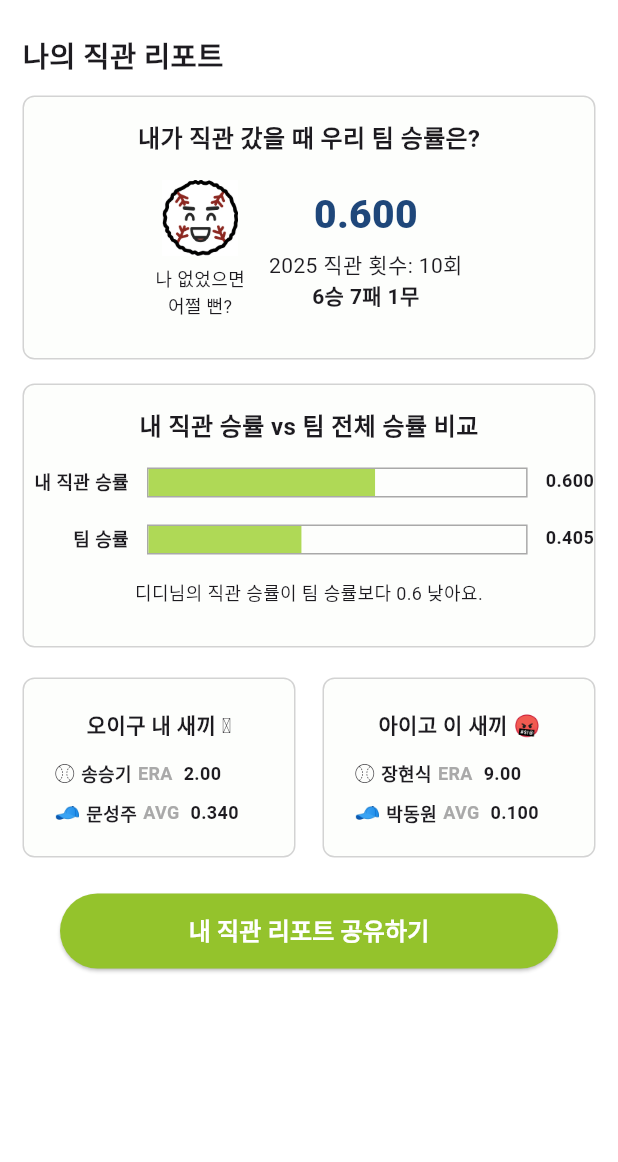
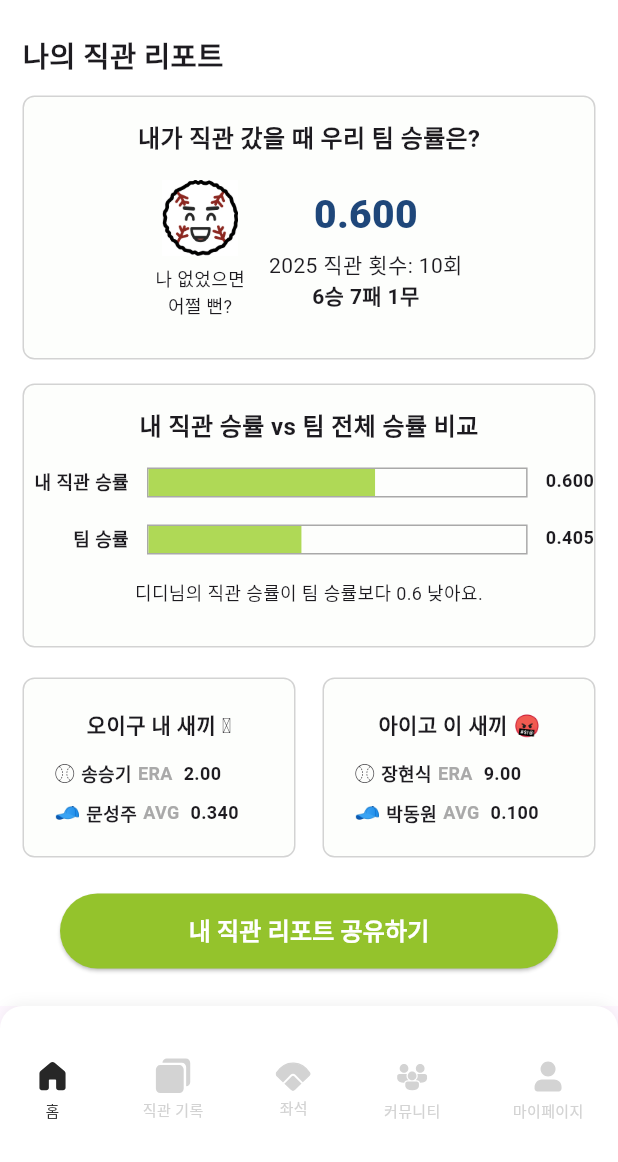
Before and after one commit to InningLog/InningLog_FE, a Flutter app: the screen it shows after launch, after a tap on "나의 직관 리포트", on a phone screen of 412 x 824 dp, the part 74-1236 px from its top. Run offline on Flutter 3.47's test engine with Material 3 defaults, Android fonts, the phone set to English and light mode, and no system bars; our stand-ins replace flutter_svg, go_router, image_picker, shared_preferences, table_calendar; Roboto replaces fonts that are missing (MBC1961GulimOTF, Pretendard, omyu pretty); project files that could hold a hidden picture were left out.

```diff
--- a/lib/main.dart
+++ b/lib/main.dart
@@ -1,33 +1,69 @@
 import 'package:flutter/material.dart';
-import 'package:flutter_localizations/flutter_localizations.dart'; // 추가!
+import 'package:flutter_localizations/flutter_localizations.dart';
+import 'package:go_router/go_router.dart';
 import 'package:inninglog/navigation/main_navigation.dart';
+import 'package:inninglog/screens/add_diary_page.dart';
+import 'package:inninglog/screens/add_seat_page.dart';
 import 'package:inninglog/screens/splash_screen.dart';
 import 'package:inninglog/screens/onboarding_screen.dart';
-
+import 'package:inninglog/screens/home_page.dart';
+import 'package:inninglog/screens/diary_page.dart';
+import 'package:inninglog/screens/seat_page.dart';
+import 'package:inninglog/screens/board_page.dart';
+import 'package:inninglog/screens/my_page.dart';
 
 void main() {
   runApp(const InningLogApp());
 }
+
+final _rootNavigatorKey = GlobalKey<NavigatorState>();
+final _shellNavigatorKey = GlobalKey<NavigatorState>();
+
+final GoRouter _router = GoRouter(
+  navigatorKey: _rootNavigatorKey,
+  initialLocation: '/splash',
+  routes: [
+    /// GNB 없는 화면들
+    GoRoute(path: '/splash', builder: (_, __) => const SplashScreen()),
+    GoRoute(path: '/onboarding', builder: (_, __) => const OnboardingScreen()),
+    GoRoute(path: '/adddiary', builder: (_, __) => const AddDiaryPage()),
+    GoRoute(path: '/addseat', builder: (_, __) => const AddSeatPage()),
+
+
+    /// GNB 있는 ShellRoute
+    ShellRoute(
+      navigatorKey: _shellNavigatorKey,
+      builder: (context, state, child) {
+        return MainNavigation(child: child); // ✅ 아래에서 정의할 MainNavigation
+      },
+      routes: [
+        GoRoute(path: '/home', builder: (_, __) => const HomePage()),
+        GoRoute(path: '/diary', builder: (_, __) => const DiaryPage()),
+        GoRoute(path: '/seat', builder: (_, __) => const SeatPage()),
+        GoRoute(path: '/board', builder: (_, __) => const BoardPage()),
+        GoRoute(path: '/mypage', builder: (_, __) => const MyPage()),
+      ],
+    ),
+  ],
+);
 
 class InningLogApp extends StatelessWidget {
   const InningLogApp({super.key});
 
   @override
   Widget build(BuildContext context) {
-    return MaterialApp(
+    return MaterialApp.router(
       title: 'InningLog',
       debugShowCheckedModeBanner: false,
-      localizationsDelegates: [ // 추가
+      localizationsDelegates: const [
         GlobalMaterialLocalizations.delegate,
         GlobalWidgetsLocalizations.delegate,
         GlobalCupertinoLocalizations.delegate,
       ],
-      supportedLocales: [ // 추가
-        const Locale('ko', 'KR'),
+      supportedLocales: const [
+        Locale('ko', 'KR'),
       ],
-      home: const SplashScreen(),
-
+      routerConfig: _router, // go_router 연결
     );
-
   }
 }
--- a/lib/navigation/main_navigation.dart
+++ b/lib/navigation/main_navigation.dart
@@ -6,30 +6,22 @@ import '../screens/board_page.dart';
 import '../screens/my_page.dart';
 import '../screens/seat_page.dart';
 import 'package:inninglog/navigation/main_navigation.dart';
+import 'package:go_router/go_router.dart';
 
 
-class MainNavigation extends StatefulWidget {
-  const MainNavigation({super.key});
+class MainNavigation extends StatelessWidget {
+  final Widget child;
+  const MainNavigation({super.key, required this.child});
 
-  @override
-  State<MainNavigation> createState() => _MainNavigationState();
-}
-
-class _MainNavigationState extends State<MainNavigation> {
-  int _currentIndex = 0;
-
-  final List<Widget> _pages = const [
-    HomePage(),
-    DiaryPage(),
-    SeatPage(),
-    BoardPage(),
-    MyPage(),
-  ];
+  static const List<String> _routes = ['/home', '/diary', '/seat', '/board', '/mypage'];
 
   @override
   Widget build(BuildContext context) {
+    final location = GoRouter.of(context).routeInformationProvider.value.location;
+    final currentIndex = _routes.indexWhere((r) => location.startsWith(r));
+
     return Scaffold(
-      body: _pages[_currentIndex],
+      body: child,
       bottomNavigationBar: Container(
         height: 104,
         padding: const EdgeInsets.fromLTRB(23, 18, 23, 10),
@@ -50,28 +42,26 @@ class _MainNavigationState extends State<MainNavigation> {
         child: Row(
           mainAxisAlignment: MainAxisAlignment.spaceBetween,
           children: [
-            _buildTabItem(0, '홈', 'assets/icons/Home_black.svg', 'assets/icons/Home_gray.svg'),
-            _buildTabItem(1, '직관 기록', 'assets/icons/Diary_black.svg', 'assets/icons/Diary_gray.svg'),
-            _buildTabItem(2, '좌석', 'assets/icons/field_black.svg', 'assets/icons/field_gray.svg'),
-            _buildTabItem(3, '커뮤니티', 'assets/icons/Community_black.svg', 'assets/icons/Community_gray.svg'),
-            _buildTabItem(4, '마이페이지', 'assets/icons/Mypage_black.svg', 'assets/icons/Mypage_gray.svg'),
+            _buildTabItem(context, 0, '홈', 'assets/icons/Home_black.svg', 'assets/icons/Home_gray.svg', currentIndex),
+            _buildTabItem(context, 1, '직관 기록', 'assets/icons/Diary_black.svg', 'assets/icons/Diary_gray.svg', currentIndex),
+            _buildTabItem(context, 2, '좌석', 'assets/icons/field_black.svg', 'assets/icons/field_gray.svg', currentIndex),
+            _buildTabItem(context, 3, '커뮤니티', 'assets/icons/Community_black.svg', 'assets/icons/Community_gray.svg', currentIndex),
+            _buildTabItem(context, 4, '마이페이지', 'assets/icons/Mypage_black.svg', 'assets/icons/Mypage_gray.svg', currentIndex),
           ],
         ),
       ),
     );
   }
 
-  Widget _buildTabItem(int index, String label, String selectedIcon, String unselectedIcon) {
-    final isSelected = _currentIndex == index;
+  Widget _buildTabItem(BuildContext context, int index, String label, String selectedIcon, String unselectedIcon, int currentIndex) {
+    final isSelected = index == currentIndex;
+    final route = _routes[index];
     return GestureDetector(
       onTap: () {
-        setState(() {
-          _currentIndex = index;
-        });
+        context.go(route);
       },
       child: Column(
         mainAxisAlignment: MainAxisAlignment.center,
-
         children: [
           SvgPicture.asset(
             isSelected ? selectedIcon : unselectedIcon,
--- a/lib/screens/add_diary_page.dart
+++ b/lib/screens/add_diary_page.dart
@@ -1,5 +1,6 @@
 import 'package:flutter/material.dart';
 import 'package:flutter_svg/flutter_svg.dart';
+import 'package:go_router/go_router.dart';
 import 'package:intl/intl.dart';
 import 'package:image_picker/image_picker.dart';
 import '../app_colors.dart';
@@ -416,10 +417,7 @@ class _AddDiaryPageState extends State<AddDiaryPage> {
                             child: ElevatedButton(
                               onPressed: isFormValid
                                   ? () {
-                                Navigator.push(
-                                  context,
-                                  MaterialPageRoute(builder: (context) => const AddSeatPage()),
-                                );
+                                context.push('/addseat');
                               }
                                   : null,
                               style: ElevatedButton.styleFrom(
--- a/lib/screens/onboarding_page6.dart
+++ b/lib/screens/onboarding_page6.dart
@@ -1,6 +1,7 @@
 import 'package:flutter/material.dart';
 import '../app_colors.dart';
 import '../navigation/main_navigation.dart';
+import 'home_page.dart';
 
 class OnboardingPage6 extends StatefulWidget {
   const OnboardingPage6({super.key});
@@ -173,7 +174,8 @@ class _OnboardingPage6State extends State<OnboardingPage6> {
                   Navigator.pushReplacement(
                     context,
                     MaterialPageRoute(
-                      builder: (context) => const MainNavigation(),
+                      builder: (context) => const MainNavigation(child: HomePage()),
+
                     ),
                   );
                 }
--- a/lib/screens/splash_screen.dart
+++ b/lib/screens/splash_screen.dart
@@ -1,10 +1,13 @@
 import 'package:flutter/material.dart';
 import 'dart:async';
 import 'package:flutter_svg/flutter_svg.dart';
+import 'package:go_router/go_router.dart';
 import 'package:shared_preferences/shared_preferences.dart';
 import 'package:inninglog/navigation/main_navigation.dart';
 import 'package:inninglog/screens/onboarding_screen.dart';
 import 'package:inninglog/app_colors.dart';
+
+import 'home_page.dart';
 
 class SplashScreen extends StatefulWidget {
   const SplashScreen({super.key});
@@ -34,26 +37,19 @@ class _SplashScreenState extends State<SplashScreen> {
 
     final prefs = await SharedPreferences.getInstance();
 
-// 개발용: 온보딩 계속 보이게 하기
+    // 개발 중 계속 온보딩 보게 하려면 false)
     await prefs.setBool('hasSeenOnboarding', true);
 
-    final hasSeenOnboarding = prefs.getBool('hasSeenOnboarding') ?? true;
-   //print('[Splash] 이동 직전 hasSeenOnboarding = $hasSeenOnboarding');
-
+    final hasSeenOnboarding = prefs.getBool('hasSeenOnboarding') ?? false;
 
     if (!mounted) return;
 
-    //print('[Splash] 이동 준비중: hasSeenOnboarding = $hasSeenOnboarding');
-
-    Navigator.pushReplacement(
-      context,
-      MaterialPageRoute(
-        builder: (_) =>
-        hasSeenOnboarding ? const MainNavigation() : const OnboardingScreen(),
-      ),
-    );
-
-
+    // ✅ go_router 사용한 화면 전환
+    if (hasSeenOnboarding) {
+      context.go('/home');
+    } else {
+      context.go('/onboarding');
+    }
   }
 
 
--- a/pubspec.yaml
+++ b/pubspec.yaml
@@ -26,6 +26,7 @@ dependencies:
   cupertino_icons: ^1.0.8
   flutter_svg: ^2.0.7
   image_picker: ^1.1.2
+  go_router: ^13.0.0
 
 dev_dependencies:
   flutter_test:
```
Also changed, not shown: lib/screens/diary_page.dart (+3 -6 lines), pubspec.lock.
